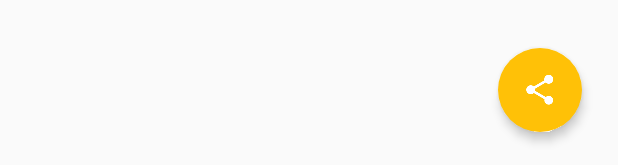
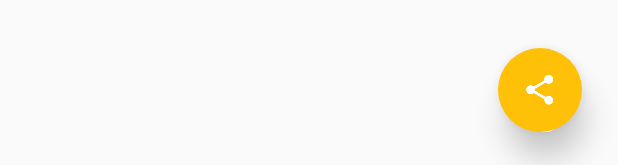
Before and after one commit to yaseen2591/xyzreader, an Android app: the layout fragment_article_detail.xml on its own in the app's theme, with its tools: preview values and no code run, on a phone screen of 412 x 824 dp. Shown: the part 1068-1233 px from the top of the screen. Run offline under Robolectric (Android 15) with nearby library versions, the phone set to English and light mode, and no system bars.

Commit message:
FloatingActionButton Elevation size changed to 12dp as per the Material design guidlines

```diff
--- a/XYZReader/src/main/res/values/dimens.xml
+++ b/XYZReader/src/main/res/values/dimens.xml
@@ -4,7 +4,7 @@
     <dimen name="detail_body_text_size">22sp</dimen>
     <item name="detail_body_line_spacing_multiplier" format="float" type="fraction">1.25</item>
 
-    <dimen name="fab_elevation">4dp</dimen>
+    <dimen name="fab_elevation">12dp</dimen>
     <dimen name="fab_press_translation_z">6dp</dimen>
     <dimen name="fab_margin">24dp</dimen>
 
```
Also changed, not shown: 4 other files.
